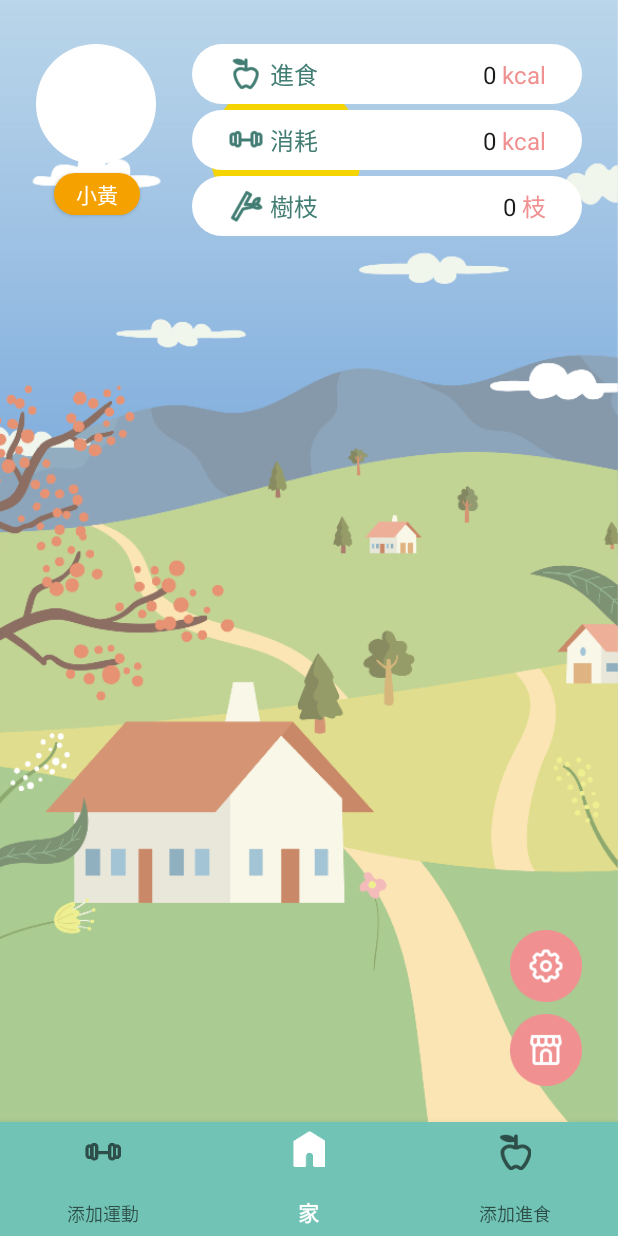
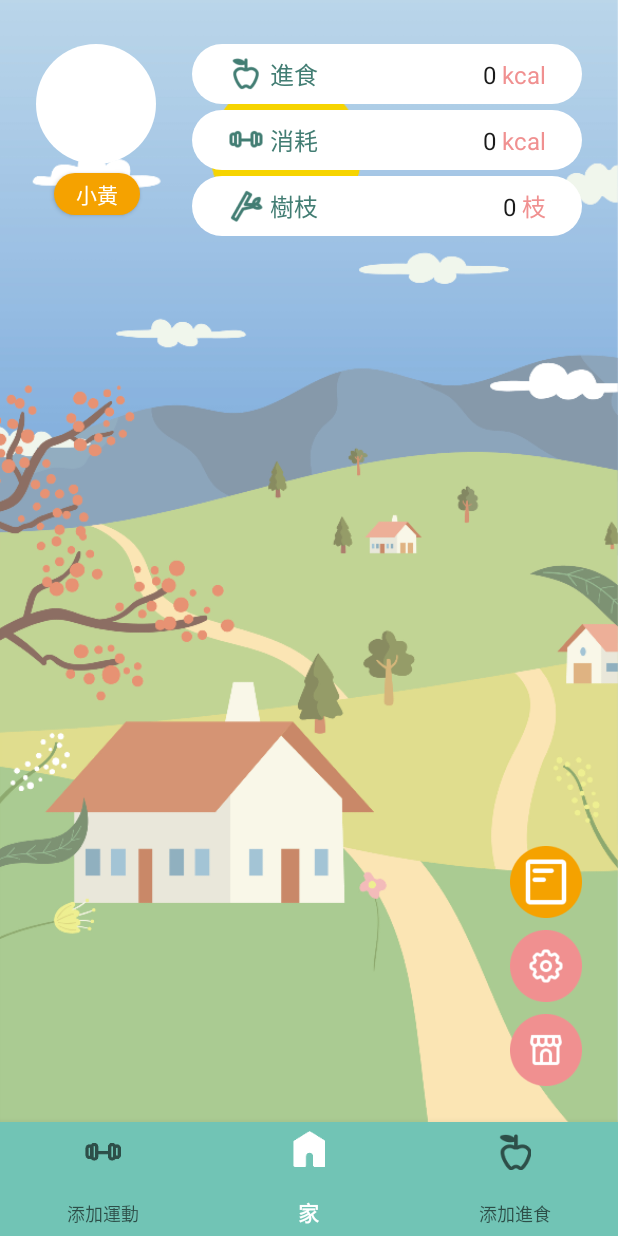
Before and after one commit to w852027/eat, an Android app: the DashboardFragment screen opened directly, with no data from a screen before it, on a phone screen of 412 x 824 dp. Run offline under Robolectric (Android 15) with nearby library versions, the phone set to English and light mode, and no system bars; our stand-ins replace navigation-ui; plain views replace RoundedImageView.

Commit message:
no message

```diff
--- a/app/src/main/res/drawable/weekly_report_background.xml
+++ b/app/src/main/res/drawable/weekly_report_background.xml
@@ -1,5 +1,5 @@
 <?xml version="1.0" encoding="UTF-8"?>
 <shape xmlns:android="http://schemas.android.com/apk/res/android">
     <solid android:color="#F2F1F1" />
-    <corners android:radius="40sp" />
+    <corners android:topLeftRadius="40sp" android:topRightRadius="40sp" />
 </shape>
--- a/app/src/main/res/layout/fragment_dashboard.xml
+++ b/app/src/main/res/layout/fragment_dashboard.xml
@@ -267,6 +267,18 @@
         app:layout_constraintBottom_toTopOf="@+id/shop_btn"
         app:layout_constraintEnd_toEndOf="parent" />
 
+    <Button
+        android:id="@+id/weekly_report"
+        android:layout_width="48sp"
+        android:layout_height="48sp"
+        android:layout_marginEnd="24dp"
+        android:layout_marginBottom="8dp"
+        android:background="@drawable/weekly_report"
+        android:onClick="weekly_report_click"
+        android:stateListAnimator="@null"
+        app:layout_constraintBottom_toTopOf="@+id/settings_btn"
+        app:layout_constraintEnd_toEndOf="parent" />
+
     <androidx.constraintlayout.widget.ConstraintLayout
         android:id="@+id/kcal_toast_view"
         android:layout_width="0dp"
--- a/app/src/main/res/layout/weekly_report.xml
+++ b/app/src/main/res/layout/weekly_report.xml
@@ -50,6 +50,7 @@
         android:layout_width="0dp"
         android:layout_height="0dp"
         android:layout_marginTop="100dp"
+        android:background="@drawable/weekly_report_background"
         app:layout_constraintBottom_toBottomOf="parent"
         app:layout_constraintEnd_toEndOf="parent"
         app:layout_constraintHorizontal_bias="0.0"
@@ -59,8 +60,7 @@
 
         <androidx.constraintlayout.widget.ConstraintLayout
             android:layout_width="match_parent"
-            android:layout_height="wrap_content"
-            android:background="@drawable/weekly_report_background">
+            android:layout_height="wrap_content">
 
             <androidx.constraintlayout.widget.ConstraintLayout
                 android:id="@+id/input_kcal"
```
Also changed, not shown: app/src/main/res/drawable/weekly_report.png (added).
